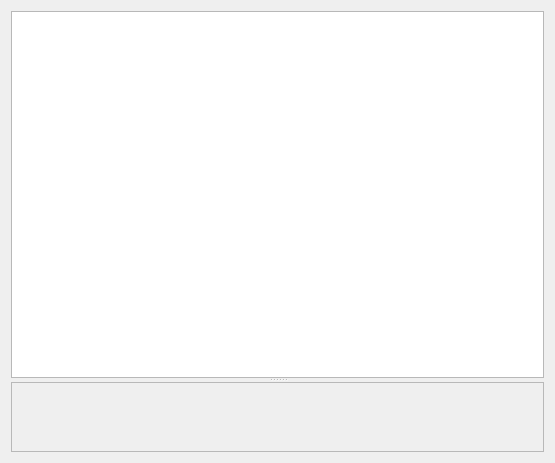
Qt form src/libkommitwidgets/dialogs/fileblamedialog.ui (KDE/kommit) before a commit.
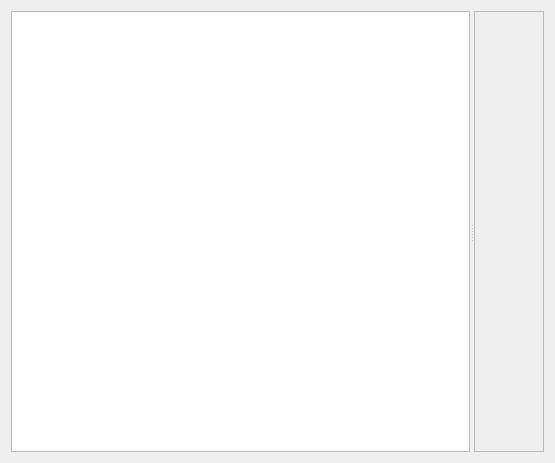
The same form after that commit. Custom widgets are drawn as their Qt base class.

Commit message: Fix blame view dialog

```diff
--- a/src/libkommitwidgets/dialogs/fileblamedialog.ui
+++ b/src/libkommitwidgets/dialogs/fileblamedialog.ui
@@ -17,7 +17,7 @@
    <item>
     <widget class="QSplitter" name="splitter">
      <property name="orientation">
-      <enum>Qt::Vertical</enum>
+      <enum>Qt::Horizontal</enum>
      </property>
      <widget class="BlameCodeView" name="plainTextEdit"/>
      <widget class="QScrollArea" name="scrollArea">
@@ -29,8 +29,8 @@
         <rect>
          <x>0</x>
          <y>0</y>
-         <width>535</width>
-         <height>68</height>
+         <width>68</width>
+         <height>443</height>
         </rect>
        </property>
        <layout class="QVBoxLayout" name="verticalLayout_2">
```
The commit also changes 7 other files.
